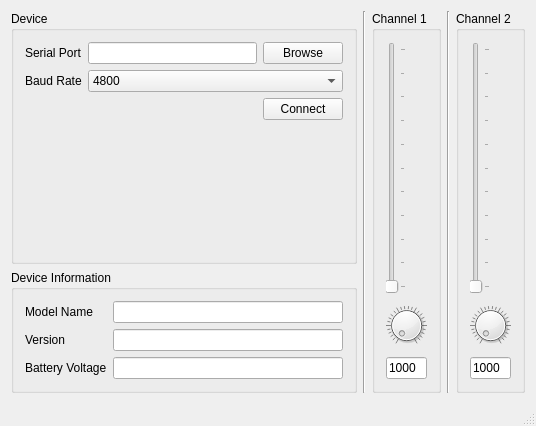
This is src/mainwindow.ui in archnemesis/ServoController as Qt 5 draws it before an edit. The edited form follows.
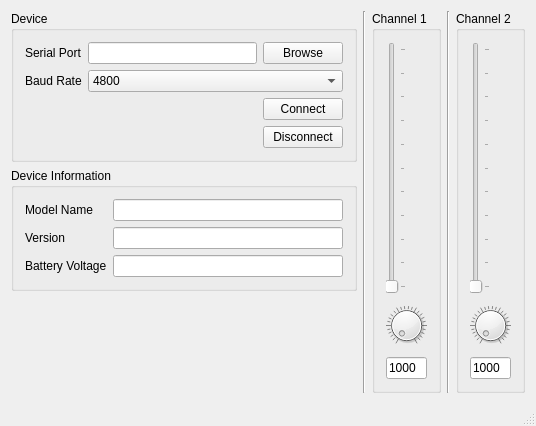
This is the edited form.

What changed in the file:
```diff
--- a/src/mainwindow.ui
+++ b/src/mainwindow.ui
@@ -82,19 +82,6 @@
            </property>
           </widget>
          </item>
-         <item row="4" column="0" colspan="3">
-          <spacer name="verticalSpacer">
-           <property name="orientation">
-            <enum>Qt::Vertical</enum>
-           </property>
-           <property name="sizeHint" stdset="0">
-            <size>
-             <width>20</width>
-             <height>40</height>
-            </size>
-           </property>
-          </spacer>
-         </item>
          <item row="3" column="2">
           <widget class="QPushButton" name="btnConnect">
            <property name="text">
@@ -102,6 +89,13 @@
            </property>
           </widget>
          </item>
+         <item row="4" column="2">
+          <widget class="QPushButton" name="pushButton">
+           <property name="text">
+            <string>Disconnect</string>
+           </property>
+          </widget>
+         </item>
         </layout>
        </widget>
       </item>
@@ -165,6 +159,19 @@
         </layout>
        </widget>
       </item>
+      <item>
+       <spacer name="verticalSpacer">
+        <property name="orientation">
+         <enum>Qt::Vertical</enum>
+        </property>
+        <property name="sizeHint" stdset="0">
+         <size>
+          <width>20</width>
+          <height>40</height>
+         </size>
+        </property>
+       </spacer>
+      </item>
      </layout>
     </item>
     <item>
```
